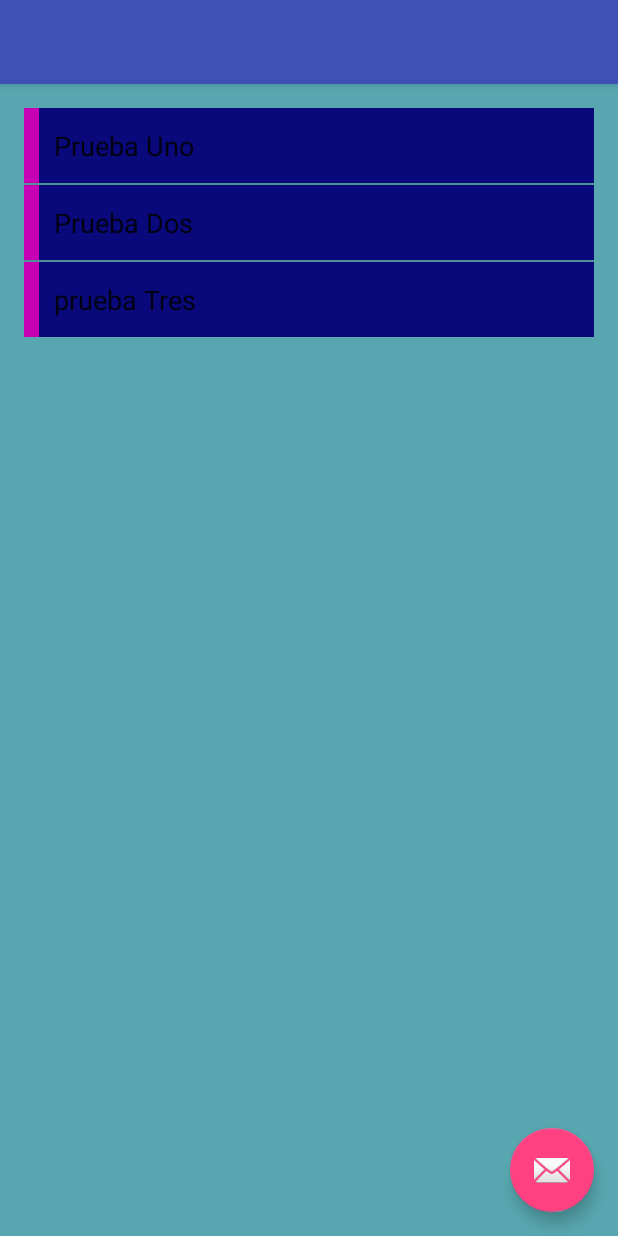
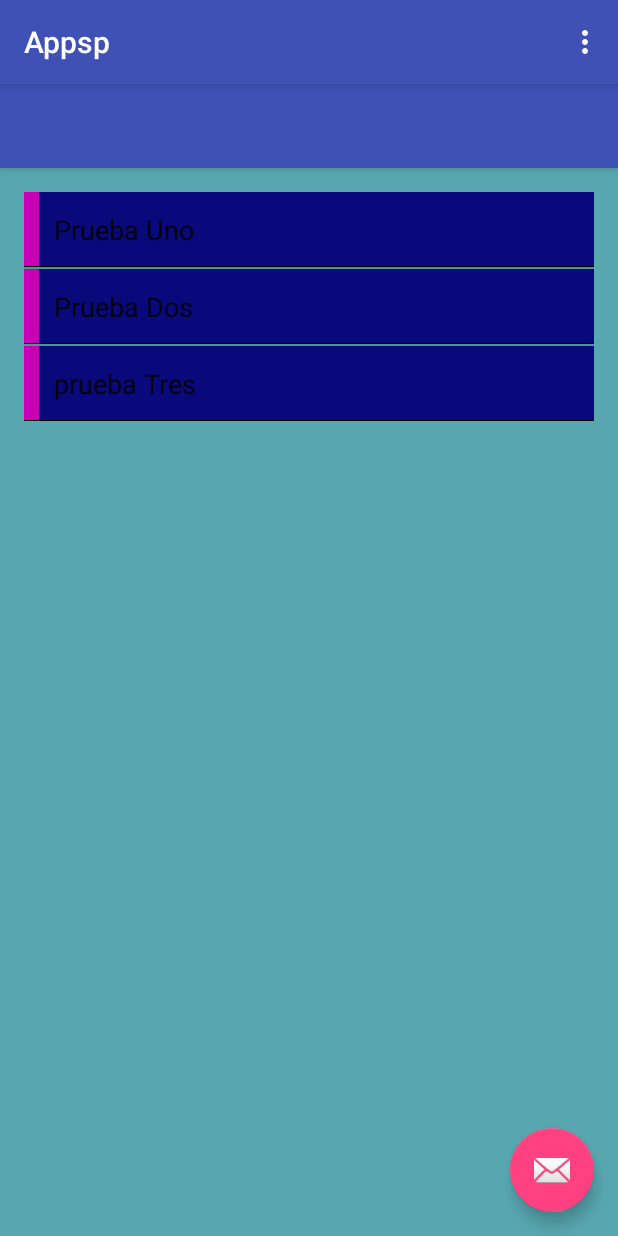
Before and after one commit to s3bok/Appsp, an Android app: the screen it shows after launch (MainActivity), on a phone screen of 412 x 824 dp. Run offline under Robolectric (Android 15) with nearby library versions, the phone set to English and light mode, and no system bars.

Commit message:
Agregado de menu settings

```diff
--- a/app/src/main/AndroidManifest.xml
+++ b/app/src/main/AndroidManifest.xml
@@ -11,7 +11,7 @@
         <activity
             android:name=".MainActivity"
             android:label="@string/app_name"
-            android:theme="@style/AppTheme.NoActionBar">
+            android:theme="@style/AppTheme">
             <intent-filter>
                 <action android:name="android.intent.action.MAIN" />
 
--- a/app/src/main/res/layout/avisos_row.xml
+++ b/app/src/main/res/layout/avisos_row.xml
@@ -2,12 +2,14 @@
 <LinearLayout xmlns:android="http://schemas.android.com/apk/res/android"
     android:layout_width="match_parent"
     android:layout_height="50dp"
-    android:background="@color/azul_oscuro">
+    android:background="@color/azul_oscuro"
+    android:orientation="vertical">
 
     <LinearLayout
         android:orientation="horizontal"
         android:layout_width="match_parent"
-        android:layout_height="match_parent">
+        android:layout_height="match_parent"
+        android:layout_weight="1">
 
         <view
             android:layout_width="10dp"
@@ -35,14 +37,15 @@
         class="android.view.View"
         android:layout_width="fill_parent"
         android:layout_height="1dp"
-        android:background="@color/rosa" />
-
+        android:background="#000"
+        android:layout_weight="1" />
 
     <view
         class="android.view.View"
         android:layout_width="fill_parent"
         android:layout_height="1dp"
-        android:background="#333" />
+        android:background="#333"
+        android:layout_weight="1" />
 
 
 </LinearLayout>
--- a/app/src/main/res/menu/main.xml
+++ b/app/src/main/res/menu/main.xml
@@ -2,8 +2,13 @@
 <menu xmlns:android="http://schemas.android.com/apk/res/android"
     xmlns:app="http://schemas.android.com/apk/res-auto">
     <item
-        android:id="@+id/action_settings"
+        android:id="@+id/action_nuevo"
         android:orderInCategory="100"
-        android:title="@string/action_settings"
+        android:title="@string/nuevo_aviso"
+        app:showAsAction="never" />
+    <item
+        android:id="@+id/action_salir"
+        android:orderInCategory="100"
+        android:title="@string/salir"
         app:showAsAction="never" />
 </menu>
--- a/app/src/main/res/values/strings.xml
+++ b/app/src/main/res/values/strings.xml
@@ -5,4 +5,6 @@
     <string name="navigation_drawer_close">Close navigation drawer</string>
 
     <string name="action_settings">Settings</string>
+    <string name="nuevo_aviso">Nuevo aviso</string>
+    <string name="salir">salir</string>
 </resources>
```
Also changed, not shown: app/src/main/java/com/lop/paz/appsp/MainActivity.java (+11 -9 lines).
